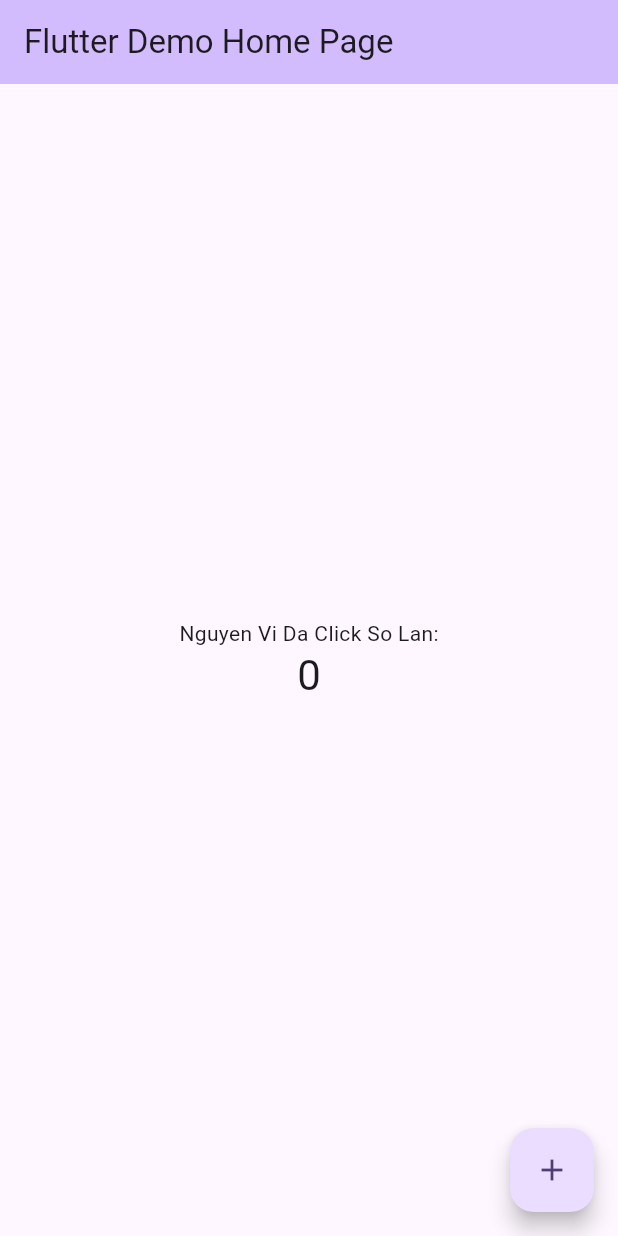
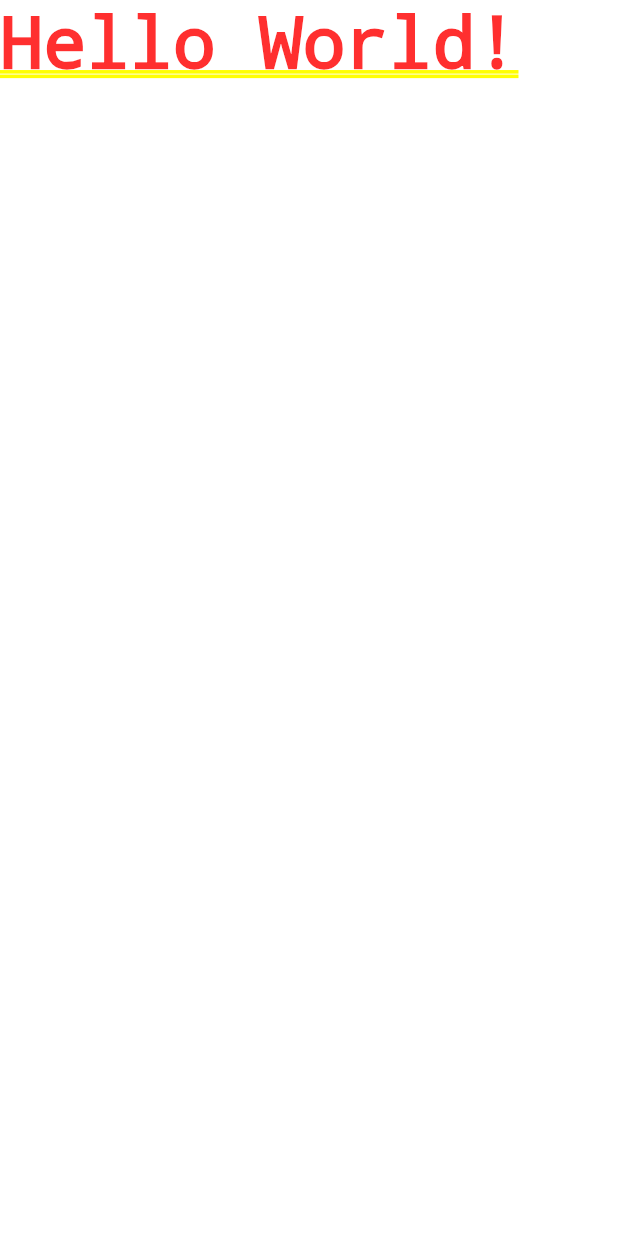
Before and after one commit to NgNgThVi/Learning_Flutter, a Flutter app: the screen it shows after launch, on a phone screen of 412 x 824 dp. Run offline on Flutter 3.47's test engine with Material 3 defaults, Android fonts, the phone set to English and light mode, and no system bars.

Commit message:
HelloWorld!

```diff
--- a/lib/main.dart
+++ b/lib/main.dart
@@ -1,125 +1,5 @@
 import 'package:flutter/material.dart';
 
 void main() {
-  runApp(const MyApp());
+  runApp(MaterialApp(home: Text("Hello World!")));
 }
-
-class MyApp extends StatelessWidget {
-  const MyApp({super.key});
-
-  // This widget is the root of your application.
-  @override
-  Widget build(BuildContext context) {
-    return MaterialApp(
-      title: 'Flutter Demo',
-      theme: ThemeData(
-        // This is the theme of your application.
-        //
-        // TRY THIS: Try running your application with "flutter run". You'll see
-        // the application has a purple toolbar. Then, without quitting the app,
-        // try changing the seedColor in the colorScheme below to Colors.green
-        // and then invoke "hot reload" (save your changes or press the "hot
-        // reload" button in a Flutter-supported IDE, or press "r" if you used
-        // the command line to start the app).
-        //
-        // Notice that the counter didn't reset back to zero; the application
-        // state is not lost during the reload. To reset the state, use hot
-        // restart instead.
-        //
-        // This works for code too, not just values: Most code changes can be
-        // tested with just a hot reload.
-        colorScheme: ColorScheme.fromSeed(seedColor: Colors.deepPurple),
-        useMaterial3: true,
-      ),
-      home: const MyHomePage(title: 'Flutter Demo Home Page'),
-    );
-  }
-}
-
-class MyHomePage extends StatefulWidget {
-  const MyHomePage({super.key, required this.title});
-
-  // This widget is the home page of your application. It is stateful, meaning
-  // that it has a State object (defined below) that contains fields that affect
-  // how it looks.
-
-  // This class is the configuration for the state. It holds the values (in this
-  // case the title) provided by the parent (in this case the App widget) and
-  // used by the build method of the State. Fields in a Widget subclass are
-  // always marked "final".
-
-  final String title;
-
-  @override
-  State<MyHomePage> createState() => _MyHomePageState();
-}
-
-class _MyHomePageState extends State<MyHomePage> {
-  int _counter = 0;
-
-  void _incrementCounter() {
-    setState(() {
-      // This call to setState tells the Flutter framework that something has
-      // changed in this State, which causes it to rerun the build method below
-      // so that the display can reflect the updated values. If we changed
-      // _counter without calling setState(), then the build method would not be
-      // called again, and so nothing would appear to happen.
-      _counter++;
-    });
-  }
-
-  @override
-  Widget build(BuildContext context) {
-    // This method is rerun every time setState is called, for instance as done
-    // by the _incrementCounter method above.
-    //
-    // The Flutter framework has been optimized to make rerunning build methods
-    // fast, so that you can just rebuild anything that needs updating rather
-    // than having to individually change instances of widgets.
-    return Scaffold(
-      appBar: AppBar(
-        // TRY THIS: Try changing the color here to a specific color (to
-        // Colors.amber, perhaps?) and trigger a hot reload to see the AppBar
-        // change color while the other colors stay the same.
-        backgroundColor: Theme.of(context).colorScheme.inversePrimary,
-        // Here we take the value from the MyHomePage object that was created by
-        // the App.build method, and use it to set our appbar title.
-        title: Text(widget.title),
-      ),
-      body: Center(
-        // Center is a layout widget. It takes a single child and positions it
-        // in the middle of the parent.
-        child: Column(
-          // Column is also a layout widget. It takes a list of children and
-          // arranges them vertically. By default, it sizes itself to fit its
-          // children horizontally, and tries to be as tall as its parent.
-          //
-          // Column has various properties to control how it sizes itself and
-          // how it positions its children. Here we use mainAxisAlignment to
-          // center the children vertically; the main axis here is the vertical
-          // axis because Columns are vertical (the cross axis would be
-          // horizontal).
-          //
-          // TRY THIS: Invoke "debug painting" (choose the "Toggle Debug Paint"
-          // action in the IDE, or press "p" in the console), to see the
-          // wireframe for each widget.
-          mainAxisAlignment: MainAxisAlignment.center,
-          children: <Widget>[
-            const Text(
-              'Nguyen Vi Da Click So Lan:',
-            ),
-            Text(
-              '$_counter',
-              style: Theme.of(context).textTheme.headlineMedium,
-            ),
-          ],
-        ),
-      ),
-      floatingActionButton: FloatingActionButton(
-        onPressed: _incrementCounter,
-        tooltip: 'Increment',
-        child: const Icon(Icons.add),
-      ), // This trailing comma makes auto-formatting nicer for build methods.
-    );
-  }
-}
```
